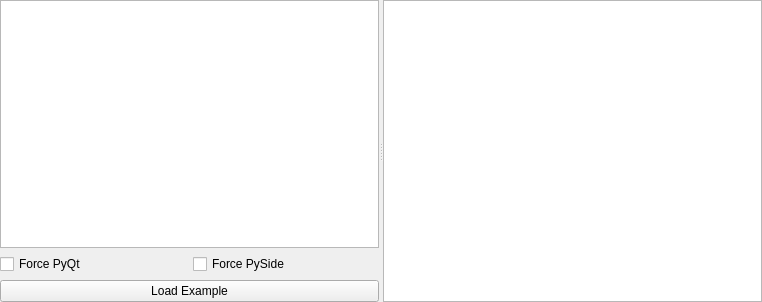
Old version of the form examples/exampleLoaderTemplate.ui in the repository pyqtgraph/pyqtgraph.
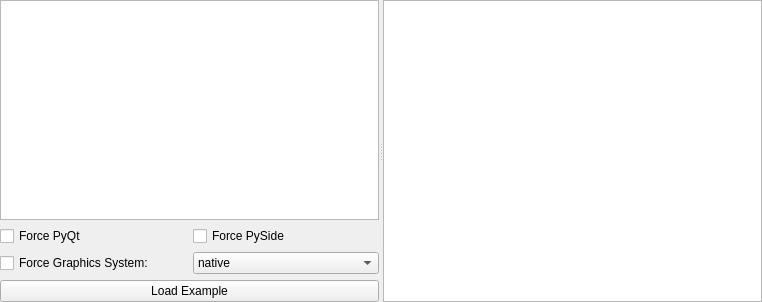
New version of the form.

```diff
--- a/examples/exampleLoaderTemplate.ui
+++ b/examples/exampleLoaderTemplate.ui
@@ -57,6 +57,36 @@
          </item>
         </layout>
        </item>
+       <item>
+        <layout class="QHBoxLayout" name="horizontalLayout_2">
+         <item>
+          <widget class="QCheckBox" name="forceGraphicsCheck">
+           <property name="text">
+            <string>Force Graphics System:</string>
+           </property>
+          </widget>
+         </item>
+         <item>
+          <widget class="QComboBox" name="forceGraphicsCombo">
+           <item>
+            <property name="text">
+             <string>native</string>
+            </property>
+           </item>
+           <item>
+            <property name="text">
+             <string>raster</string>
+            </property>
+           </item>
+           <item>
+            <property name="text">
+             <string>opengl</string>
+            </property>
+           </item>
+          </widget>
+         </item>
+        </layout>
+       </item>
        <item>
         <widget class="QPushButton" name="loadBtn">
          <property name="text">
```
